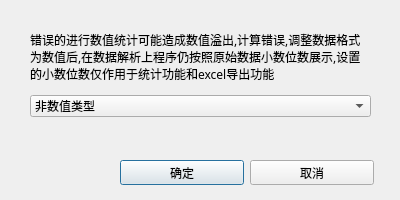
cnldw/FinanceFileReader, file src/dialogforcenumber.ui: the form before one commit.
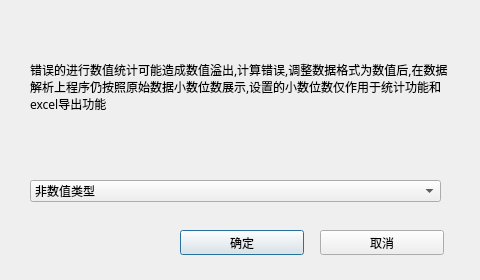
The form after the commit.

```diff
--- a/src/dialogforcenumber.ui
+++ b/src/dialogforcenumber.ui
@@ -6,20 +6,20 @@
    <rect>
     <x>0</x>
     <y>0</y>
-    <width>400</width>
-    <height>200</height>
+    <width>480</width>
+    <height>280</height>
    </rect>
   </property>
   <property name="minimumSize">
    <size>
-    <width>400</width>
-    <height>200</height>
+    <width>480</width>
+    <height>280</height>
    </size>
   </property>
   <property name="maximumSize">
    <size>
-    <width>400</width>
-    <height>200</height>
+    <width>480</width>
+    <height>280</height>
    </size>
   </property>
   <property name="windowTitle">
@@ -28,8 +28,8 @@
   <widget class="QPushButton" name="pushButtonAll">
    <property name="geometry">
     <rect>
-     <x>120</x>
-     <y>160</y>
+     <x>180</x>
+     <y>230</y>
      <width>124</width>
      <height>25</height>
     </rect>
@@ -41,8 +41,8 @@
   <widget class="QPushButton" name="pushButtonCurrentPage">
    <property name="geometry">
     <rect>
-     <x>250</x>
-     <y>160</y>
+     <x>320</x>
+     <y>230</y>
      <width>124</width>
      <height>25</height>
     </rect>
@@ -56,8 +56,8 @@
     <rect>
      <x>30</x>
      <y>26</y>
-     <width>341</width>
-     <height>61</height>
+     <width>421</width>
+     <height>121</height>
     </rect>
    </property>
    <property name="font">
@@ -77,8 +77,8 @@
    <property name="geometry">
     <rect>
      <x>30</x>
-     <y>95</y>
-     <width>341</width>
+     <y>180</y>
+     <width>411</width>
      <height>22</height>
     </rect>
    </property>
```
